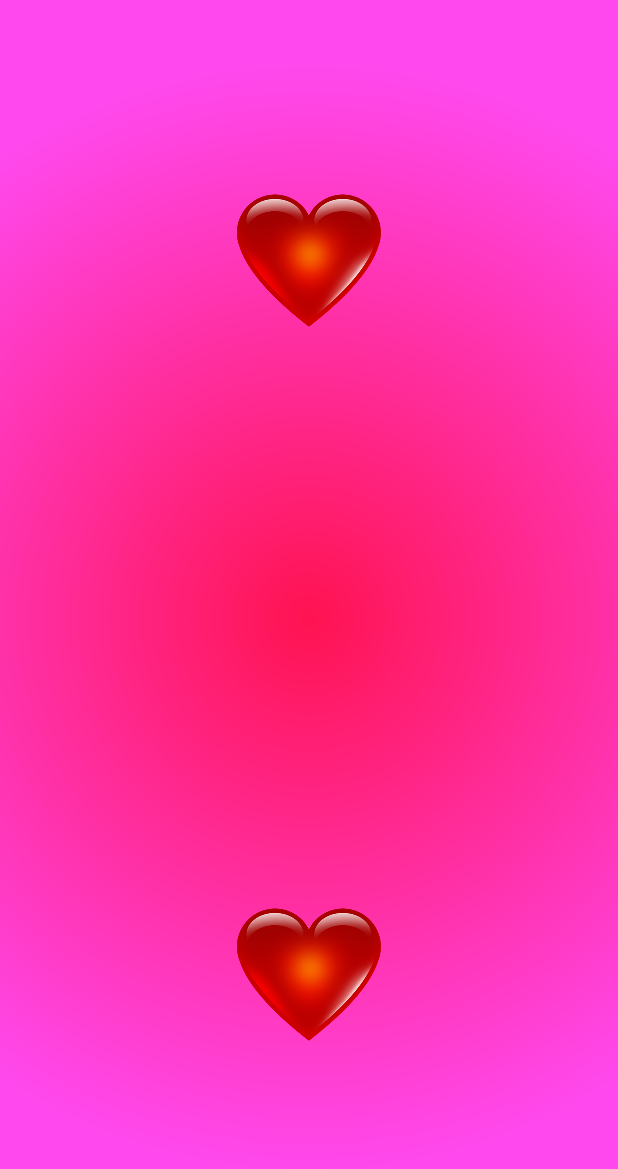
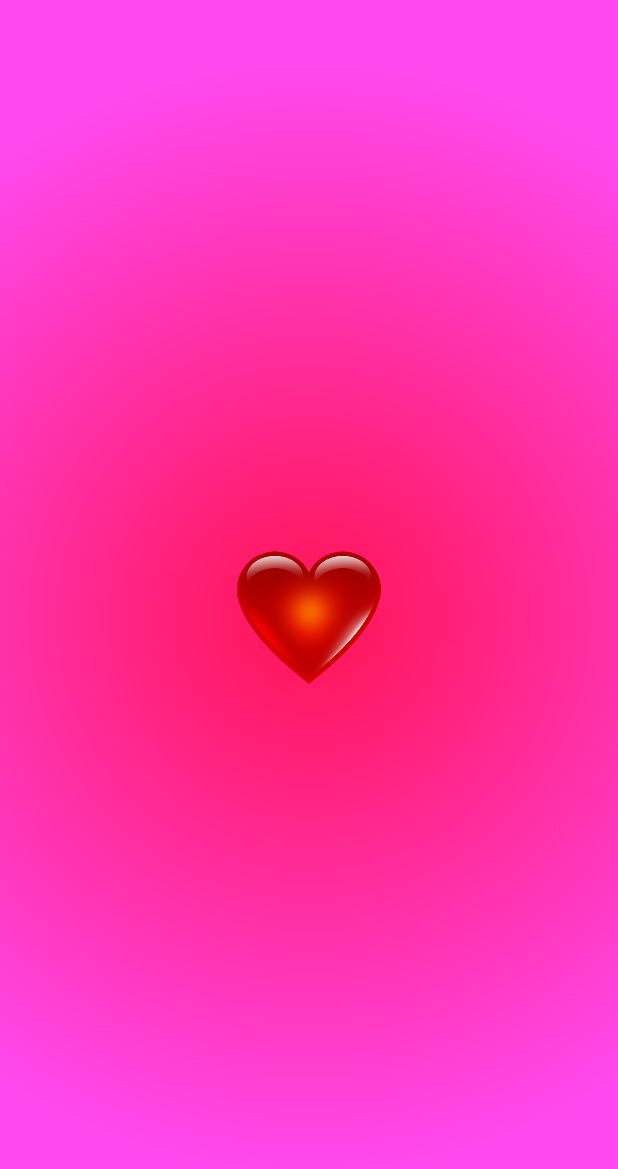
Before and after one commit to TheCrafter/LoveYouMore, an Android app: the screen it shows after launch (MainActivity), on a phone screen of 412 x 824 dp. Shown: the top 1169 px of the screen. Run offline under Robolectric (Android 15) with nearby library versions, the phone set to English and light mode, and no system bars.

Commit message:
Revert "Added 2nd heart that shows a simple Toast when clicked"
This reverts commit 26a7ec71e0f2bc81579d0da3820692effefae14e.

```diff
--- a/app/src/main/java/com/thecrafter/loveyoumore/MainActivity.java
+++ b/app/src/main/java/com/thecrafter/loveyoumore/MainActivity.java
@@ -15,17 +15,12 @@ public class MainActivity extends Activity {
 
     private AudioWrapper[] mAudioArray;
 
-    private Toast mToast;
-
     @Override
     protected void onCreate(Bundle savedInstanceState) {
         super.onCreate(savedInstanceState);
         setContentView(R.layout.activity_main);
-
         mAudioArray = new AudioWrapper[1];
         mAudioArray[0] = new AudioWrapper(getApplicationContext(), R.raw.sample);
-
-        mToast = Toast.makeText(getApplicationContext(), "Hey! I Love you <3", Toast.LENGTH_SHORT);
     }
 
 
@@ -57,7 +52,7 @@ public class MainActivity extends Activity {
     }
 
 
-    public void onMusicHeartClick(View v) {
+    public void onImageClick(View v) {
         // Start bumping animation for heart image
         v.startAnimation(AnimationUtils.loadAnimation(getApplicationContext(),R.anim.heart_scaleup_anim));
 
@@ -77,11 +72,4 @@ public class MainActivity extends Activity {
         else
             mAudioArray[0].play();
     }
-
-    public void onTextHeartClick(View v) {
-        // Start bumping animation for heart image
-        v.startAnimation(AnimationUtils.loadAnimation(getApplicationContext(),R.anim.heart_scaleup_anim));
-
-        mToast.show();
-    }
 }
--- a/app/src/main/res/layout/activity_main.xml
+++ b/app/src/main/res/layout/activity_main.xml
@@ -12,25 +12,12 @@
     <ImageView
         android:layout_width="wrap_content"
         android:layout_height="wrap_content"
-        android:id="@+id/heartMusic_img"
+        android:id="@+id/heart_img"
         android:src="@drawable/heart"
+        android:layout_centerVertical="true"
+        android:layout_centerHorizontal="true"
         android:clickable="true"
-        android:onClick="onMusicHeartClick"
-        android:layout_alignParentBottom="true"
-        android:layout_centerHorizontal="true"
-        android:layout_marginBottom="110dp" />
-
-    <ImageView
-        android:layout_width="wrap_content"
-        android:layout_height="wrap_content"
-        android:id="@+id/heartText_img"
-        android:src="@drawable/heart"
-        android:clickable="true"
-        android:onClick="onTextHeartClick"
-        android:layout_alignParentTop="true"
-        android:layout_alignLeft="@+id/heartMusic_img"
-        android:layout_alignStart="@+id/heartMusic_img"
-        android:layout_marginTop="110dp" />
+        android:onClick="onImageClick" />
 
 </RelativeLayout>
 
```
Also changed, not shown: app/src/main/res/anim/heart_scaledown_anim.xml (added, +15 -0 lines).
